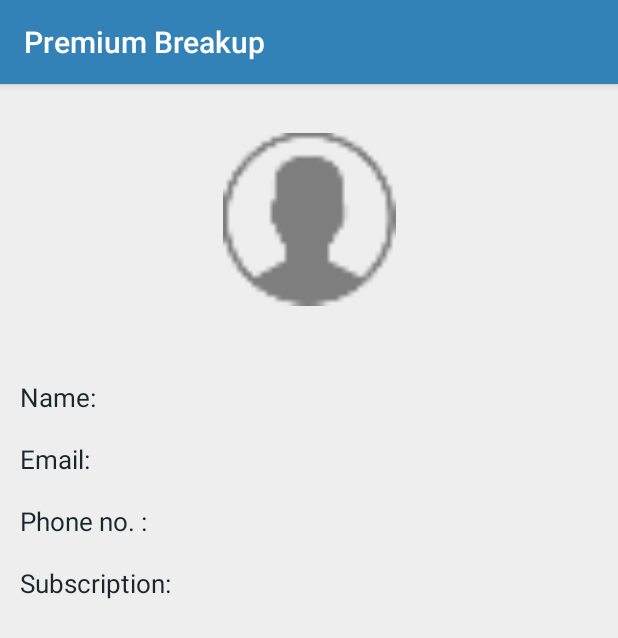
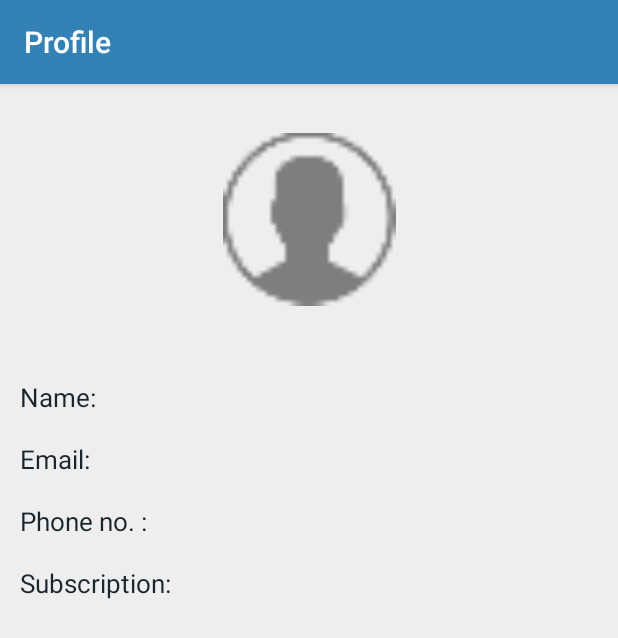
Before and after one commit to pg30/Premium-Calculator, an Android app: the view_profile screen opened directly, with no data from a screen before it, on a phone screen of 412 x 824 dp. Shown: the top 638 px of the screen. Run offline under Robolectric (Android 15) with nearby library versions, the phone set to English and light mode, and no system bars; our stand-ins replace Firebase (no records; nobody signed in at launch, a user with empty details on screens opened directly); 3 statements that could not run were skipped.

Commit message:
Bug Fix + autofill color removed

```diff
--- a/app/src/main/java/com/pg/premiumcalculator/view_profile.java
+++ b/app/src/main/java/com/pg/premiumcalculator/view_profile.java
@@ -1,14 +1,19 @@
 package com.pg.premiumcalculator;
 
+import androidx.annotation.NonNull;
 import androidx.annotation.Nullable;
 import androidx.appcompat.app.AppCompatActivity;
 
+import android.content.Intent;
 import android.graphics.Color;
 import android.graphics.drawable.ColorDrawable;
 import android.os.Bundle;
 import android.util.Log;
 import android.widget.TextView;
+import android.widget.Toast;
 
+import com.google.android.gms.tasks.OnFailureListener;
+import com.google.android.gms.tasks.OnSuccessListener;
 import com.google.firebase.auth.FirebaseAuth;
 import com.google.firebase.firestore.DocumentReference;
 import com.google.firebase.firestore.DocumentSnapshot;
@@ -41,17 +46,17 @@ public class view_profile extends AppCompatActivity {
         setContentView(R.layout.activity_view_profile);
 
 
-        getSupportActionBar().setTitle("Premium Breakup");
+        getSupportActionBar().setTitle("Profile");
         findViews();
         firebaseAuth = FirebaseAuth.getInstance();
         firebaseFirestore = FirebaseFirestore.getInstance();
 
+        if(firebaseAuth.getCurrentUser()!=null) {
             userID = firebaseAuth.getCurrentUser().getUid();
 
-        DocumentReference documentReference = firebaseFirestore.collection("users").document(userID);
-        documentReference.addSnapshotListener(new EventListener<DocumentSnapshot>() {
+            firebaseFirestore.collection("users").document(userID).get().addOnSuccessListener(new OnSuccessListener<DocumentSnapshot>() {
                 @Override
-            public void onEvent(@Nullable DocumentSnapshot documentSnapshot, @Nullable FirebaseFirestoreException e) {
+                public void onSuccess(DocumentSnapshot documentSnapshot) {
                     name = documentSnapshot.getString("name");
                     name_value.setText(name);
                     email = documentSnapshot.getString("email");
@@ -62,19 +67,24 @@ public class view_profile extends AppCompatActivity {
                     subscription_value.setText(subscription);
                     registrationDate = documentSnapshot.getString("registrationDate");
                     currentDate = getCurrentDate();
-                Log.d("debug",currentDate+"  "+registrationDate);
-                long period = getDays(currentDate,registrationDate);
-                if(subscription.equals("NO"))
-                {
+                    Log.d("debug", currentDate + "  " + registrationDate);
+                    long period = getDays(currentDate, registrationDate);
+                    if (subscription.equals("NO")) {
                         period_title.setText("Remaining trial period:");
-                    period_value.setText(period+" days");
-                }
-                else
-                {
+                        period_value.setText(period + " days");
+                    } else {
 
                     }
                 }
+            }).addOnFailureListener(new OnFailureListener() {
+                @Override
+                public void onFailure(@NonNull Exception e) {
+                    Toast.makeText(view_profile.this,"Error: "+e.getMessage(),Toast.LENGTH_LONG);
+                }
             });
+        }
+        else
+            startActivity(new Intent(getApplicationContext(),login.class));
     }
 
     long getDays(String currentString,String givenString)
--- a/app/src/main/res/layout/activity_login.xml
+++ b/app/src/main/res/layout/activity_login.xml
@@ -1,4 +1,4 @@
-<ScrollView xmlns:android="http://schemas.android.com/apk/res/android"
+    <ScrollView xmlns:android="http://schemas.android.com/apk/res/android"
     xmlns:app="http://schemas.android.com/apk/res-auto"
     xmlns:tools="http://schemas.android.com/tools"
     android:layout_width="match_parent"
--- a/app/src/main/res/values/colors.xml
+++ b/app/src/main/res/values/colors.xml
@@ -9,6 +9,7 @@
     <color name="background_color">#eeeeee</color>
     <color name="yellow">#f1c40f</color>
     <color name="white">#FFFFFF</color>
+    <color name="transparent">#00FFFF00</color>
     <color name="black">#000000</color>
     <color name="green">#27AE60</color>
     <color name="light_purple">#E8E1E7</color>
--- a/app/src/main/res/values/styles.xml
+++ b/app/src/main/res/values/styles.xml
@@ -6,6 +6,7 @@
         <item name="colorPrimary">@color/colorPrimary</item>
         <item name="colorPrimaryDark">@color/colorPrimaryDark</item>
         <item name="colorAccent">@color/colorAccent</item>
+        <item name="android:autofilledHighlight" tools:targetApi="o">@color/transparent</item>
         <item name="android:windowBackground">@color/background_color</item>
     </style>
 
```
Also changed, not shown: app/src/main/java/com/pg/premiumcalculator/login.java (+7 -2 lines), app/src/main/java/com/pg/premiumcalculator/register.java (+20 -13 lines). Lines whose indentation alone changed are shown as unchanged.
